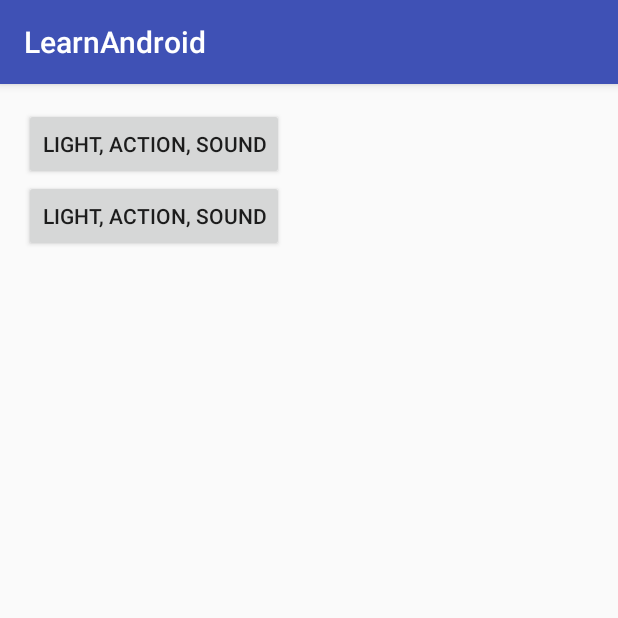
After one commit to anztrax/learn-making-android-app, an Android app: the LearnNotificationAndAlertMainActivity screen opened directly, with no data from a screen before it, on a phone screen of 412 x 824 dp, the top half of it. The commit adds this screen. Run offline under Robolectric (Android 15) with nearby library versions, the phone set to English and light mode, and no system bars.

Commit message:
add Custom Toast Activity

```diff
--- a/app/src/main/AndroidManifest.xml
+++ b/app/src/main/AndroidManifest.xml
@@ -6,7 +6,7 @@
     <uses-permission android:name="com.android.launcher.permission.UNINSTALL_SHORTCUT"/>
     <uses-permission android:name="android.permission.WRITE_EXTERNAL_STORAGE"/>
     <uses-permission android:name="android.permission.READ_EXTERNAL_STORAGE"/>
-    <uses-permission android:name="android.permission.VIBRATE" />
+    <uses-permission android:name="android.permission.VIBRATE"/>
 
     <application
         android:allowBackup="true"
@@ -86,6 +86,10 @@
         </activity>
         <activity android:name=".notificationandalerts.LearnLightActionSoundActivity">
         </activity>
+        <activity android:name=".notificationandalerts.CustomToastActivity">
+        </activity>
+        <activity android:name=".LearnNotificationAndAlertMainActivity">
+        </activity>
     </application>
 
 </manifest>
--- /dev/null
+++ b/app/src/main/java/com/hello/test/learnandroid/LearnNotificationAndAlertMainActivity.java
@@ -0,0 +1,28 @@
+package com.hello.test.learnandroid;
+
+import android.content.Intent;
+import android.support.v7.app.AppCompatActivity;
+import android.os.Bundle;
+import android.view.View;
+
+import com.hello.test.learnandroid.notificationandalerts.CustomToastActivity;
+import com.hello.test.learnandroid.notificationandalerts.LearnLightActionSoundActivity;
+
+public class LearnNotificationAndAlertMainActivity extends AppCompatActivity {
+
+  @Override
+  protected void onCreate(Bundle savedInstanceState) {
+    super.onCreate(savedInstanceState);
+    setContentView(R.layout.activity_learn_notification_and_alert_main);
+  }
+
+  public void onClickGotoLearnLightActionSoundActivity(View view){
+    Intent intent = new Intent(getApplicationContext(),LearnLightActionSoundActivity.class);
+    startActivity(intent);
+  }
+
+  public void onClickCustomToastActivity(View view){
+    Intent intent = new Intent(getApplicationContext(),CustomToastActivity.class);
+    startActivity(intent);
+  }
+}
--- /dev/null
+++ b/app/src/main/res/layout/activity_learn_notification_and_alert_main.xml
@@ -0,0 +1,25 @@
+<?xml version="1.0" encoding="utf-8"?>
+<LinearLayout
+    android:id="@+id/activity_learn_notification_and_alert_main"
+    xmlns:android="http://schemas.android.com/apk/res/android"
+    xmlns:tools="http://schemas.android.com/tools"
+    android:layout_width="match_parent"
+    android:layout_height="match_parent"
+    android:orientation="vertical"
+    android:paddingBottom="@dimen/activity_vertical_margin"
+    android:paddingLeft="@dimen/activity_horizontal_margin"
+    android:paddingRight="@dimen/activity_horizontal_margin"
+    android:paddingTop="@dimen/activity_vertical_margin"
+    tools:context="com.hello.test.learnandroid.LearnNotificationAndAlertMainActivity">
+
+    <Button
+        android:text="Light, Action, Sound"
+        android:layout_width="wrap_content"
+        android:layout_height="wrap_content"
+        android:onClick="onClickGotoLearnLightActionSoundActivity" />
+    <Button
+        android:text="Light, Action, Sound"
+        android:layout_width="wrap_content"
+        android:layout_height="wrap_content"
+        android:onClick="onClickCustomToastActivity" />
+</LinearLayout>
--- a/build.gradle
+++ b/build.gradle
@@ -5,7 +5,7 @@ buildscript {
         jcenter()
     }
     dependencies {
-        classpath 'com.android.tools.build:gradle:2.1.2'
+        classpath 'com.android.tools.build:gradle:2.1.3'
 
         // NOTE: Do not place your application dependencies here; they belong
         // in the individual module build.gradle files
```
Also changed, not shown: app/src/main/java/com/hello/test/learnandroid/MainActivity.java (+1 -1 lines), app/src/main/java/com/hello/test/learnandroid/notificationandalerts/CustomToastActivity.java (added, +32 -0 lines), app/src/main/res/drawable/border_square.xml (added, +15 -0 lines), app/src/main/res/layout/activity_custom_toast.xml (added, +18 -0 lines), app/src/main/res/layout/toast_layout.xml (added, +22 -0 lines), gradle/wrapper/gradle-wrapper.properties.
